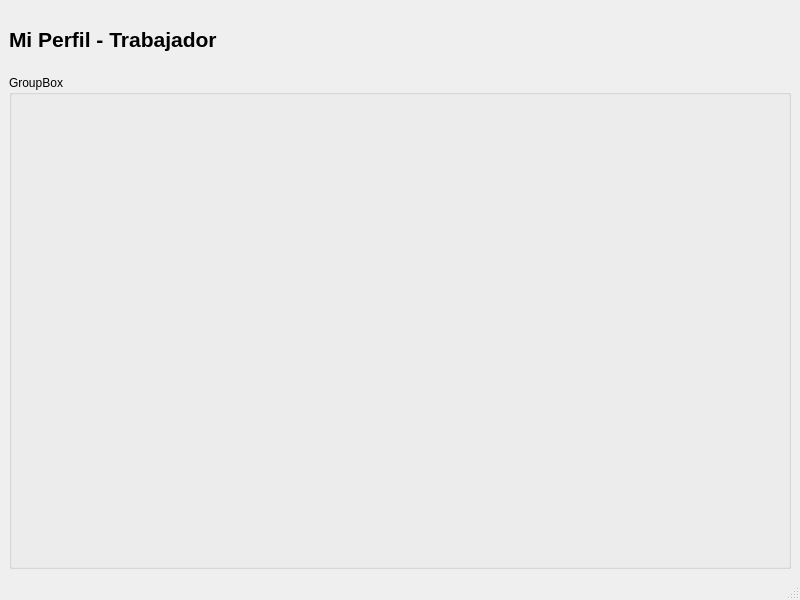
This is src/vista/ui/trabajador/trabajador_perfil.ui in mbatla00/cediza_IS as Qt 5 draws it before an edit. The edited form follows.
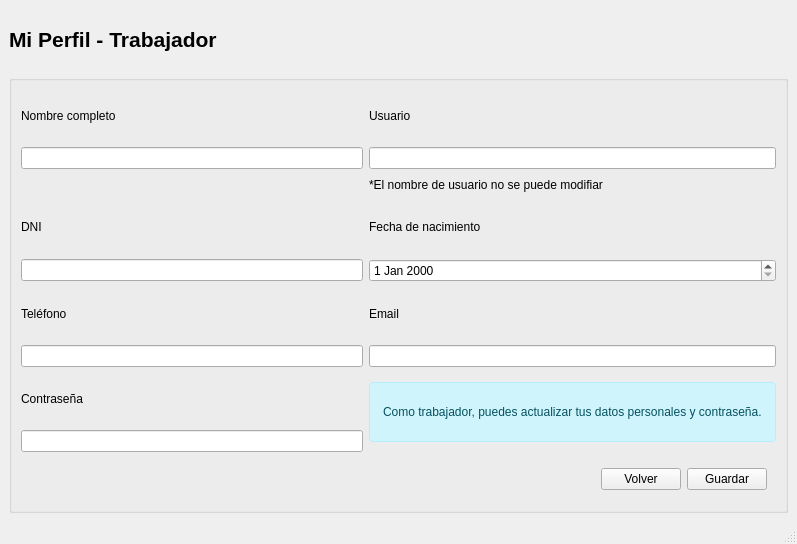
This is the edited form.

Commit message: nuevas interfaces y ventanas correspodiendes en admin y trabajador

```diff
--- a/src/vista/ui/trabajador/trabajador_perfil.ui
+++ b/src/vista/ui/trabajador/trabajador_perfil.ui
@@ -6,8 +6,8 @@
    <rect>
     <x>0</x>
     <y>0</y>
-    <width>800</width>
-    <height>600</height>
+    <width>797</width>
+    <height>544</height>
    </rect>
   </property>
   <property name="windowTitle">
@@ -37,8 +37,152 @@
     <item row="1" column="0">
      <widget class="QGroupBox" name="groupBox">
       <property name="title">
-       <string>GroupBox</string>
+       <string/>
       </property>
+      <layout class="QGridLayout" name="gridLayout_2">
+       <item row="1" column="0">
+        <widget class="QLineEdit" name="txt_nombre"/>
+       </item>
+       <item row="4" column="1">
+        <widget class="QDateEdit" name="date_nacimiento"/>
+       </item>
+       <item row="5" column="1">
+        <widget class="QLabel" name="label_7">
+         <property name="text">
+          <string>Email</string>
+         </property>
+        </widget>
+       </item>
+       <item row="7" column="0">
+        <widget class="QLabel" name="label_8">
+         <property name="text">
+          <string>Contraseña</string>
+         </property>
+        </widget>
+       </item>
+       <item row="5" column="0">
+        <widget class="QLabel" name="label_6">
+         <property name="text">
+          <string>Teléfono</string>
+         </property>
+        </widget>
+       </item>
+       <item row="1" column="1">
+        <widget class="QLineEdit" name="txt_usuario">
+         <property name="readOnly">
+          <bool>true</bool>
+         </property>
+        </widget>
+       </item>
+       <item row="6" column="1">
+        <widget class="QLineEdit" name="txt_email"/>
+       </item>
+       <item row="3" column="0">
+        <widget class="QLabel" name="label_4">
+         <property name="text">
+          <string>DNI</string>
+         </property>
+        </widget>
+       </item>
+       <item row="7" column="1" rowspan="2">
+        <widget class="QLabel" name="lbl_alerta_info">
+         <property name="maximumSize">
+          <size>
+           <width>16777215</width>
+           <height>60</height>
+          </size>
+         </property>
+         <property name="styleSheet">
+          <string notr="true">background-color: #cff4fc; color: #055160; border: 1px solid #b6effb; border-radius: 4px; padding: 10px;</string>
+         </property>
+         <property name="text">
+          <string>Como trabajador, puedes actualizar tus datos personales y contraseña.</string>
+         </property>
+        </widget>
+       </item>
+       <item row="0" column="0">
+        <widget class="QLabel" name="label_2">
+         <property name="text">
+          <string>Nombre completo</string>
+         </property>
+        </widget>
+       </item>
+       <item row="3" column="1">
+        <widget class="QLabel" name="label_5">
+         <property name="text">
+          <string>Fecha de nacimiento</string>
+         </property>
+        </widget>
+       </item>
+       <item row="8" column="0">
+        <widget class="QLineEdit" name="txt_password"/>
+       </item>
+       <item row="6" column="0">
+        <widget class="QLineEdit" name="txt_telefono"/>
+       </item>
+       <item row="0" column="1">
+        <widget class="QLabel" name="label_3">
+         <property name="text">
+          <string>Usuario</string>
+         </property>
+        </widget>
+       </item>
+       <item row="2" column="1">
+        <widget class="QLabel" name="label_10">
+         <property name="maximumSize">
+          <size>
+           <width>16777215</width>
+           <height>20</height>
+          </size>
+         </property>
+         <property name="text">
+          <string>*El nombre de usuario no se puede modifiar</string>
+         </property>
+        </widget>
+       </item>
+       <item row="4" column="0">
+        <widget class="QLineEdit" name="txt_dni"/>
+       </item>
+       <item row="9" column="1">
+        <widget class="QWidget" name="widget" native="true">
+         <property name="maximumSize">
+          <size>
+           <width>16777215</width>
+           <height>43</height>
+          </size>
+         </property>
+         <layout class="QGridLayout" name="gridLayout_3">
+          <item row="0" column="1">
+           <widget class="QPushButton" name="btn_volver">
+            <property name="text">
+             <string>Volver</string>
+            </property>
+           </widget>
+          </item>
+          <item row="0" column="2">
+           <widget class="QPushButton" name="btn_guardar">
+            <property name="text">
+             <string>Guardar</string>
+            </property>
+           </widget>
+          </item>
+          <item row="0" column="0">
+           <spacer name="horizontalSpacer">
+            <property name="orientation">
+             <enum>Qt::Orientation::Horizontal</enum>
+            </property>
+            <property name="sizeHint" stdset="0">
+             <size>
+              <width>40</width>
+              <height>20</height>
+             </size>
+            </property>
+           </spacer>
+          </item>
+         </layout>
+        </widget>
+       </item>
+      </layout>
      </widget>
     </item>
    </layout>
```
Left out of the diff: 4 changed lines with no effect on the pictures. The commit also changes 6 other files.
